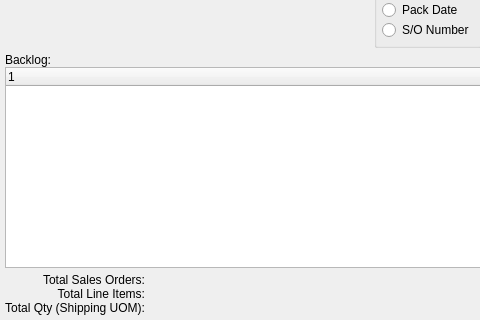
Before: the Qt Designer form xtuple/trunk/guiclient/dspSummarizedBacklogByWarehouse.ui in WooodHead/xtuple, drawn with Qt 5; both pictures show x 0 to 480 and y 118 to 438 of the 792 by 438 pixel window.
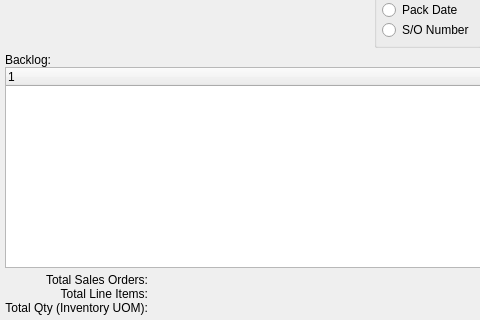
After: the same form once the commit is applied. Custom widgets are drawn as their Qt base class.

```diff
--- a/xtuple/trunk/guiclient/dspSummarizedBacklogByWarehouse.ui
+++ b/xtuple/trunk/guiclient/dspSummarizedBacklogByWarehouse.ui
@@ -393,7 +393,7 @@
           <item>
            <widget class="QLabel" name="_totalQtyLit" >
             <property name="text" >
-             <string>Total Qty (Shipping UOM):</string>
+             <string>Total Qty (Inventory UOM):</string>
             </property>
             <property name="alignment" >
              <set>Qt::AlignRight|Qt::AlignTrailing|Qt::AlignVCenter</set>
```
